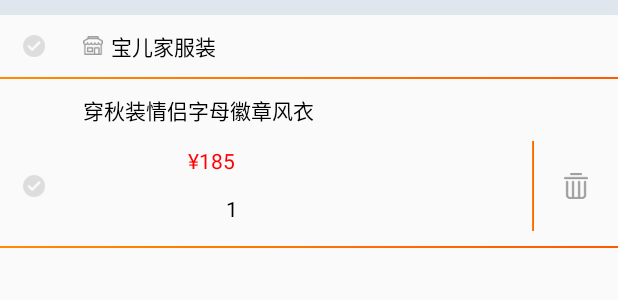
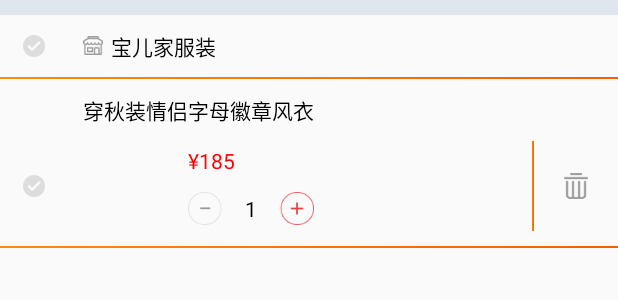
Before and after one commit to anwen01/ShopApp, an Android app: the layout group_item.xml on its own in the app's theme, with its tools: preview values and no code run, on a phone screen of 412 x 824 dp. Shown: the top 300 px of the screen. Run offline under Robolectric (Android 15) with nearby library versions, the phone set to English and light mode, and no system bars.

Commit message:
二次购物车

```diff
--- a/app/src/main/java/com/bwie/shopapp/fragments/FragmentShop.java
+++ b/app/src/main/java/com/bwie/shopapp/fragments/FragmentShop.java
@@ -174,6 +174,7 @@ public class FragmentShop extends Fragment{
                             }
                         });
 
+
                         shopAdapter.setOnRefershListener(new ShopAdapter.OnRefershListener() {
                             @Override
                             public void onRefersh(boolean isSelect, List<ShopInfoBean.DatasBean.CartListBean.GoodsBean> list) {
--- a/app/src/main/res/layout/group_item.xml
+++ b/app/src/main/res/layout/group_item.xml
@@ -142,18 +142,32 @@
                         android:gravity="center_vertical"
                         >
 
-
+                        <ImageView
+                            android:id="@+id/iv_group_minus"
+                            android:layout_width="wrap_content"
+                            android:layout_height="wrap_content"
+                            android:src="@mipmap/shopcart_minus_grey"
+                            />
                         <TextView
                             android:id="@+id/et_item_shopcart_cloth_num"
                             android:layout_width="wrap_content"
                             android:layout_height="wrap_content"
                             android:layout_marginLeft="5dp"
                             android:paddingBottom="2dp"
-                            android:paddingLeft="20dp"
-                            android:paddingRight="20dp"
+                            android:paddingLeft="10dp"
+                            android:paddingRight="10dp"
                             android:paddingTop="2dp"
                             android:text="1"
                             android:textColor="#000" />
+
+                        <ImageView
+                            android:id="@+id/iv_group_add"
+                            android:layout_width="wrap_content"
+                            android:layout_height="wrap_content"
+                            android:src="@mipmap/shopcart_add_red"
+                            android:layout_marginLeft="5dp"
+                            />
+
 
 
                     </LinearLayout>
```
Also changed, not shown: app/src/main/java/com/bwie/shopapp/GoodsXiangQingActivity.java (+19 -6 lines), app/src/main/java/com/bwie/shopapp/adapters/ShopAdapter.java (+47 -3 lines).
